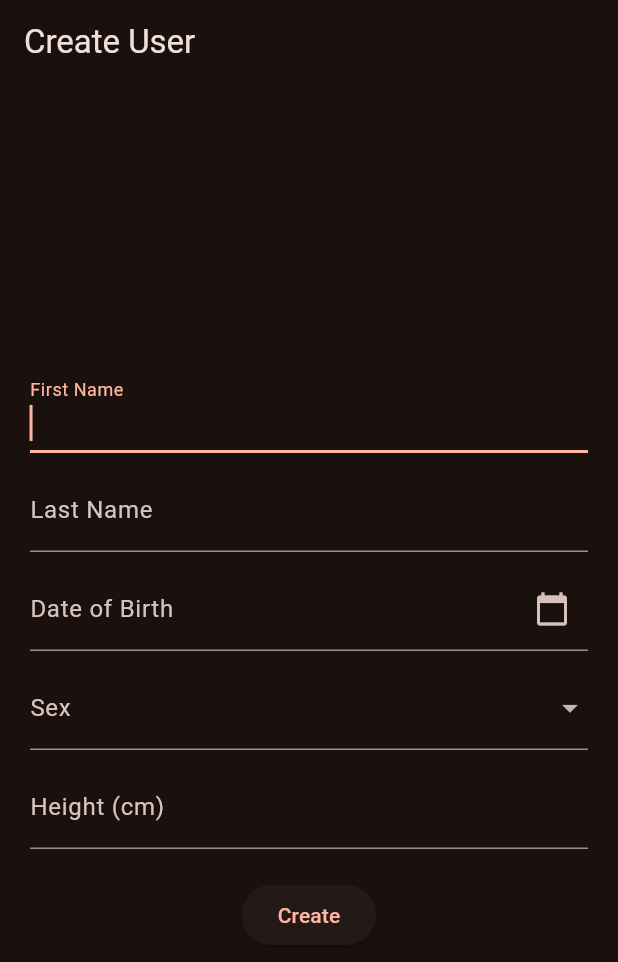
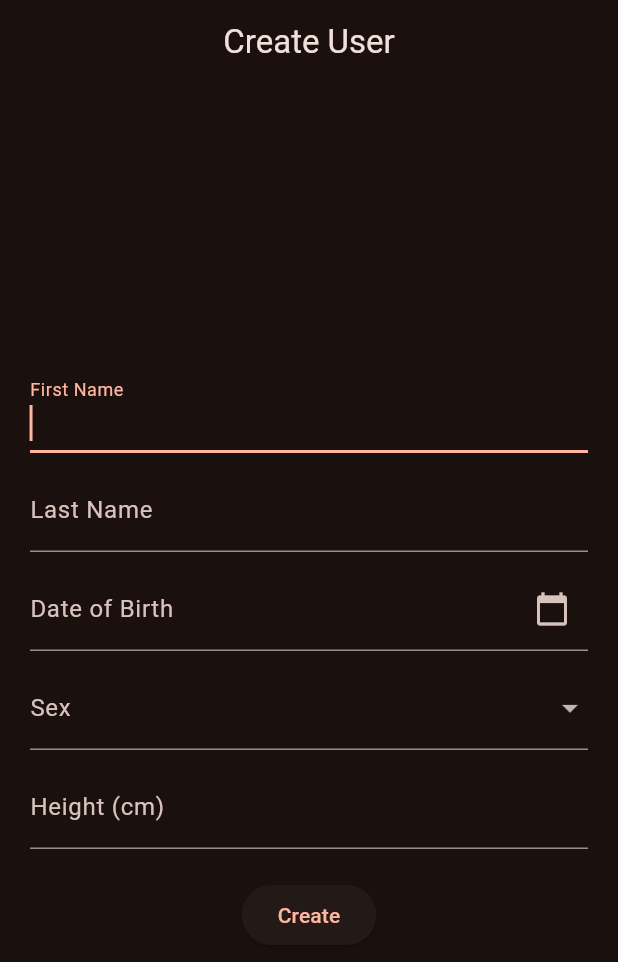
Before and after one commit to MuriloUnten/scale-app, a Flutter app: the screen it shows after launch, after a tap on "New User", on a phone screen of 412 x 824 dp. Shown: the top 962 px of the screen. Run offline on Flutter 3.47's test engine with Material 3 defaults, Android fonts, the phone set to English and light mode, and no system bars; our stand-ins replace go_router, sqflite, sqflite_common_ffi; missing offline and left inert: flutter_command; accounts and stored records are empty.

Commit message:
center page titles

```diff
--- a/lib/ui/user/create_user_screen.dart
+++ b/lib/ui/user/create_user_screen.dart
@@ -39,7 +39,10 @@ class _CreateUserState extends State<CreateUserScreen> {
     @override
     Widget build(BuildContext context) {
         return Scaffold(
-            appBar: AppBar(title: Text('Create User')),
+            appBar: AppBar(
+                title: Text('Create User'),
+                centerTitle: true,
+            ),
             body: Padding(
                 padding: const EdgeInsets.all(20),
                 child: Form(
--- a/lib/ui/user/select_user_screen.dart
+++ b/lib/ui/user/select_user_screen.dart
@@ -40,7 +40,8 @@ class _SelectUserScreenState extends State<SelectUserScreen> {
                 title: Text(
                     "Select User",
                     style: Theme.of(context).textTheme.titleLarge,
-                )
+                ),
+                centerTitle: true,
             ),
             body: CommandBuilder(
                 command: widget.viewModel.getUsers,
```
